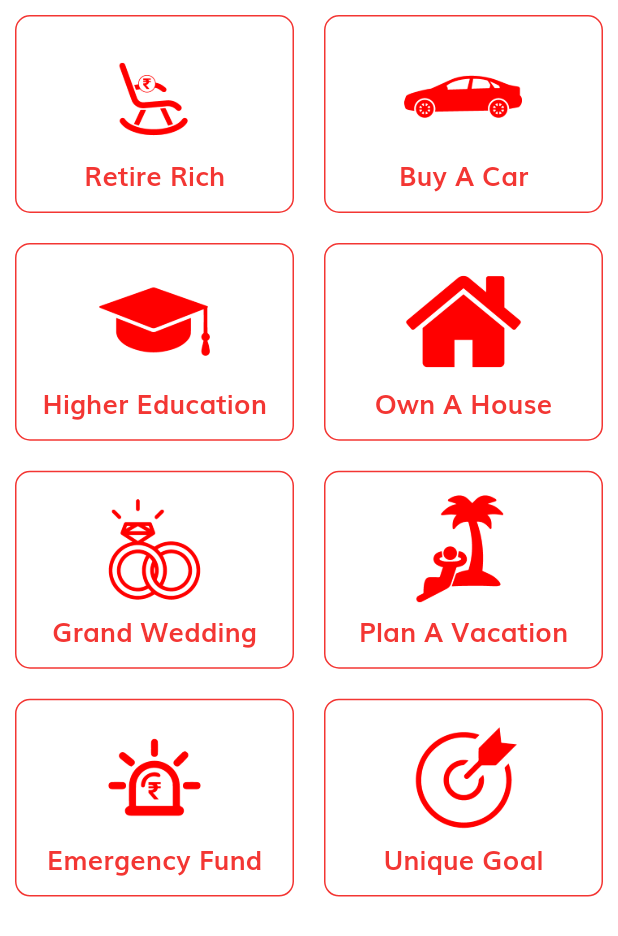
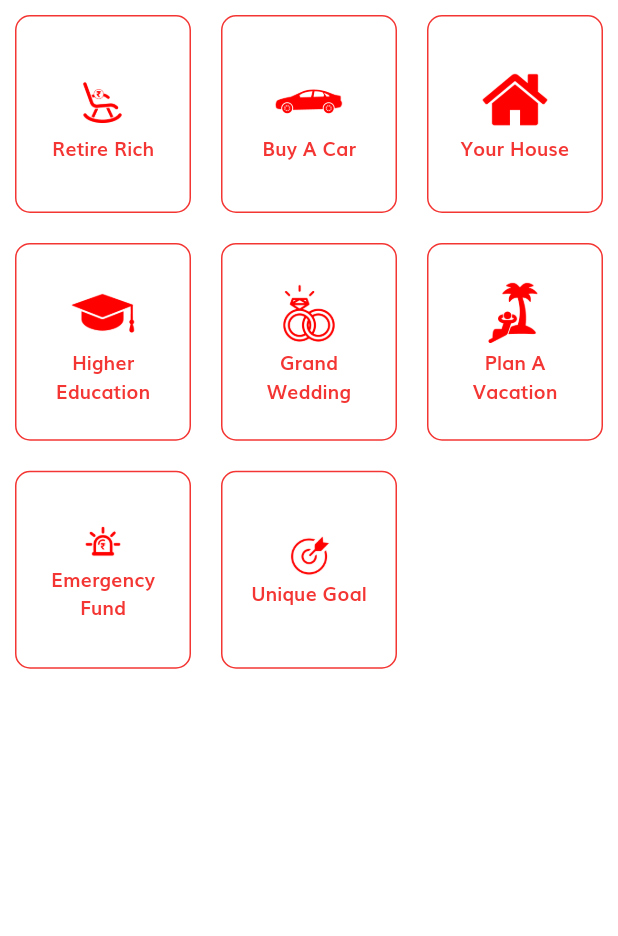
Before and after one commit to EmperorAkashi20/optymoney, a Flutter app: the LifeGoalsButtons widget shown alone on an empty page, opened directly, on a phone screen of 412 x 824 dp. Shown: the top 936 px of the screen. Run offline on Flutter 3.47's test engine with Material 2 defaults, Android fonts, the light colour scheme and no system bars; our stand-ins replace bottom_navy_bar, flutter_svg, font_awesome_flutter, modal_bottom_sheet, shared_preferences; missing offline and left inert: intro_screen_onboarding_flutter; accounts and stored records are empty; project files that could hold a hidden picture were left out.

Commit message:
Bug Fixes

```diff
--- a/lib/PostLogin/dashboard/dashboarddata.dart
+++ b/lib/PostLogin/dashboard/dashboarddata.dart
@@ -77,13 +77,13 @@ class _DashBoardDataState extends State<DashBoardData>
             ),
           ),
           new Container(
-            height: 700,
+            height: 300,
             child: new TabBarView(
               controller: _controller,
               children: <Widget>[
-                Center(child: Text("ABC")),
-                Center(child: Text("ABC")),
-                Center(child: Text("ABC")),
+                Center(child: Text("The Content will be live soon...")),
+                Center(child: Text("The Content will be live soon...")),
+                Center(child: Text("The Content will be live soon...")),
               ],
             ),
           ),
--- a/lib/PostLogin/investments/components/Calculators/calculatorbuttons.dart
+++ b/lib/PostLogin/investments/components/Calculators/calculatorbuttons.dart
@@ -159,8 +159,8 @@ class CalculatorTile extends StatelessWidget {
             side: BorderSide(color: kPrimaryColor),
           ),
           child: Container(
-            height: getProportionateScreenHeight(100),
-            width: getProportionateScreenWidth(100),
+            height: getProportionateScreenHeight(130),
+            width: getProportionateScreenWidth(130),
             child: Column(
               mainAxisAlignment: MainAxisAlignment.center,
               children: <Widget>[
--- a/lib/PostLogin/investments/components/LifeGoals/lifegoalscalc.dart
+++ b/lib/PostLogin/investments/components/LifeGoals/lifegoalscalc.dart
@@ -21,11 +21,22 @@ class _LifeGoalsButtonsState extends State<LifeGoalsButtons> {
                   image: "assets/images/retire.png",
                   title: "Retire Rich",
                   navigationRoute: () {},
+                  imageHeight: 45,
+                  imageWidth: 45,
                 ),
                 LifeGoalsButtonTile(
                   image: "assets/images/car.png",
                   title: "Buy A Car",
                   navigationRoute: () {},
+                  imageHeight: 45,
+                  imageWidth: 45,
+                ),
+                LifeGoalsButtonTile(
+                  image: "assets/images/house.png",
+                  title: "Your House",
+                  navigationRoute: () {},
+                  imageHeight: 45,
+                  imageWidth: 45,
                 ),
               ],
             ),
@@ -36,26 +47,22 @@ class _LifeGoalsButtonsState extends State<LifeGoalsButtons> {
                   image: "assets/images/education.png",
                   title: "Higher Education",
                   navigationRoute: () {},
+                  imageHeight: 45,
+                  imageWidth: 45,
                 ),
-                LifeGoalsButtonTile(
-                  image: "assets/images/house.png",
-                  title: "Own A House",
-                  navigationRoute: () {},
-                ),
-              ],
-            ),
-            Row(
-              mainAxisAlignment: MainAxisAlignment.spaceBetween,
-              children: [
                 LifeGoalsButtonTile(
                   image: "assets/images/wedding.png",
                   title: "Grand Wedding",
                   navigationRoute: () {},
+                  imageHeight: 45,
+                  imageWidth: 45,
                 ),
                 LifeGoalsButtonTile(
                   image: "assets/images/vacation.png",
                   title: "Plan A Vacation",
                   navigationRoute: () {},
+                  imageHeight: 45,
+                  imageWidth: 45,
                 ),
               ],
             ),
@@ -66,11 +73,20 @@ class _LifeGoalsButtonsState extends State<LifeGoalsButtons> {
                   image: "assets/images/emergencyfund.png",
                   title: "Emergency Fund",
                   navigationRoute: () {},
+                  imageHeight: 30,
+                  imageWidth: 30,
                 ),
                 LifeGoalsButtonTile(
                   image: "assets/images/uniquegoal.png",
                   title: "Unique Goal",
                   navigationRoute: () {},
+                  imageHeight: 30,
+                  imageWidth: 30,
+                ),
+                Expanded(
+                  child: Padding(
+                    padding: EdgeInsets.all(10.0),
+                  ),
                 ),
               ],
             ),
@@ -87,11 +103,15 @@ class LifeGoalsButtonTile extends StatelessWidget {
     @required this.image,
     @required this.title,
     @required this.navigationRoute,
+    @required this.imageHeight,
+    @required this.imageWidth,
   }) : super(key: key);
 
   final String image;
   final String title;
   final Function navigationRoute;
+  final double imageHeight;
+  final double imageWidth;
 
   @override
   Widget build(BuildContext context) {
@@ -106,20 +126,21 @@ class LifeGoalsButtonTile extends StatelessWidget {
           ),
           child: Container(
             height: getProportionateScreenHeight(130),
+            width: getProportionateScreenWidth(130),
             child: Column(
               mainAxisAlignment: MainAxisAlignment.center,
               children: <Widget>[
                 Image.asset(
                   image,
-                  height: getProportionateScreenHeight(80),
-                  width: getProportionateScreenWidth(80),
+                  height: getProportionateScreenHeight(imageHeight),
+                  width: getProportionateScreenWidth(imageWidth),
                 ),
                 Text(
                   title,
                   textAlign: TextAlign.center,
                   style: TextStyle(
                     color: kPrimaryColor,
-                    fontSize: 18,
+                    fontSize: 13,
                     fontWeight: FontWeight.w700,
                   ),
                 )
--- a/lib/PostLogin/investments/components/body.dart
+++ b/lib/PostLogin/investments/components/body.dart
@@ -34,7 +34,7 @@ class _BodyState extends State<Body> {
         drawer: AppDrawerMain(),
         body: TabBarView(
           children: [
-            Icon(Icons.dashboard_sharp),
+            Center(child: Text("The Content will be live soon...")),
             CalculatorButtons(),
             LifeGoalsButtons(),
           ],
```
